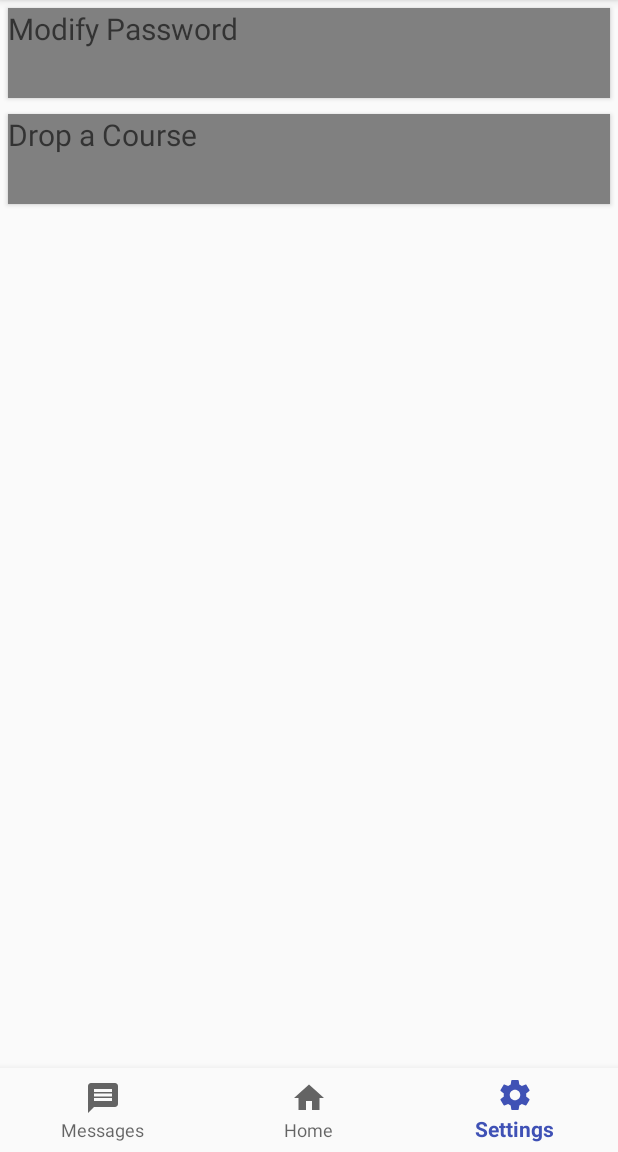
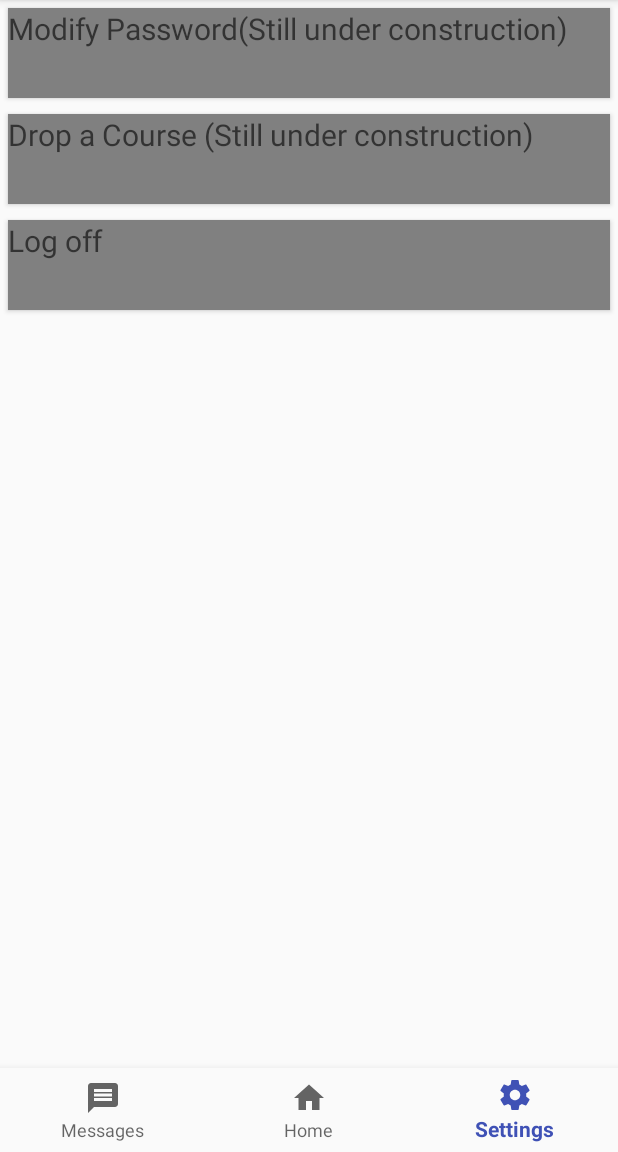
Before and after one commit to startbin90/CSC301-AnonClass, an Android app: the AnonClassActivity screen opened directly, with no data from a screen before it, item 3 of the bottom bar chosen, on a phone screen of 412 x 824 dp, the part 84-1236 px from its top. Run offline under Robolectric (Android 15) with nearby library versions, the phone set to English and light mode, and no system bars; 3 statements that could not run were skipped.

Commit message:
update for demo

```diff
--- a/AnonClass/app/src/main/java/edu/toronto/csc301/anonclass/ChatRoomFragment.java
+++ b/AnonClass/app/src/main/java/edu/toronto/csc301/anonclass/ChatRoomFragment.java
@@ -46,7 +46,7 @@ public class ChatRoomFragment extends Fragment {
             Context context = view.getContext();
             RecyclerView recyclerView = (RecyclerView) found;
             recyclerView.setLayoutManager(new LinearLayoutManager(context));
-            adapter = new mQuestionRecyclerViewAdapter(mListener.requestQuestions(), mListener);
+            adapter = new mQuestionRecyclerViewAdapter(mListener.getUserEmail(), mListener.requestQuestions(), mListener);
             recyclerView.setAdapter(adapter);
 
         }
@@ -92,5 +92,6 @@ public class ChatRoomFragment extends Fragment {
     public interface OnChatRoomFragmentInteractionListener {
         void onSendClicked(String question);
         List<Question> requestQuestions();
+        String getUserEmail();
     }
 }
--- a/AnonClass/app/src/main/java/edu/toronto/csc301/anonclass/InClassActivity.java
+++ b/AnonClass/app/src/main/java/edu/toronto/csc301/anonclass/InClassActivity.java
@@ -131,6 +131,11 @@ public class InClassActivity extends AppCompatActivity
         return questions;
     }
 
+    @Override
+    public String getUserEmail() {
+        return user.getEmail();
+    }
+
 
     @Override
     public void onListFragmentInteraction(FileItem file) {
--- a/AnonClass/app/src/main/java/edu/toronto/csc301/anonclass/LoginActivity.java
+++ b/AnonClass/app/src/main/java/edu/toronto/csc301/anonclass/LoginActivity.java
@@ -47,7 +47,7 @@ import static android.Manifest.permission.READ_CONTACTS;
  */
 public class LoginActivity extends AppCompatActivity implements LoaderCallbacks<Cursor> {
 
-    public static final int DEBUG = 1;
+    public static final int DEBUG = 0;
     /**
      * Id to identity READ_CONTACTS permission request.
      */
--- a/AnonClass/app/src/main/java/edu/toronto/csc301/anonclass/SettingsFragment.java
+++ b/AnonClass/app/src/main/java/edu/toronto/csc301/anonclass/SettingsFragment.java
@@ -1,12 +1,16 @@
 package edu.toronto.csc301.anonclass;
 
 import android.content.Context;
+import android.content.DialogInterface;
 import android.net.Uri;
 import android.os.Bundle;
+import android.support.design.widget.BottomSheetDialogFragment;
 import android.support.v4.app.Fragment;
+import android.support.v7.app.AlertDialog;
 import android.view.LayoutInflater;
 import android.view.View;
 import android.view.ViewGroup;
+import android.widget.Button;
 
 
 /**
@@ -28,14 +32,29 @@ public class SettingsFragment extends Fragment {
     public View onCreateView(LayoutInflater inflater, ViewGroup container,
                              Bundle savedInstanceState) {
         // Inflate the layout for this fragment
-        return inflater.inflate(R.layout.fragment_settings, container, false);
-    }
-
-
-    public void onButtonPressed(Uri uri) {
-        if (mListener != null) {
-            mListener.onSettingsFragmentInteraction(uri);
-        }
+        View view = inflater.inflate(R.layout.fragment_settings, container, false);
+        Button logoff =  view.findViewById(R.id.logoff);
+        logoff.setOnClickListener(new View.OnClickListener() {
+            @Override
+            public void onClick(View v) {
+                AlertDialog alertDialog = new AlertDialog.Builder(getContext()).create();
+                alertDialog.setMessage("Join this class?");
+                alertDialog.setButton(AlertDialog.BUTTON_NEGATIVE, "Cancel",
+                        new DialogInterface.OnClickListener() {
+                            public void onClick(DialogInterface dialog, int which) {
+                                dialog.dismiss();
+                            }
+                        });
+                alertDialog.setButton(AlertDialog.BUTTON_POSITIVE, "OK",
+                        new DialogInterface.OnClickListener() {
+                            public void onClick(DialogInterface dialog, int which) {
+                                mListener.onSettingsFragmentRequestLogOff();
+                            }
+                        });
+                alertDialog.show();
+            }
+        });
+        return view;
     }
 
     @Override
@@ -66,6 +85,6 @@ public class SettingsFragment extends Fragment {
      * >Communicating with Other Fragments</a> for more information.
      */
     public interface OnSettingsFragmentInteractionListener {
-        void onSettingsFragmentInteraction(Uri uri);
+        void onSettingsFragmentRequestLogOff();
     }
 }
--- a/AnonClass/app/src/main/java/edu/toronto/csc301/anonclass/util/PassingData.java
+++ b/AnonClass/app/src/main/java/edu/toronto/csc301/anonclass/util/PassingData.java
@@ -18,7 +18,7 @@ import java.util.HashMap;
 */
 public class PassingData {
 
-    private static final String host = "192.168.0.15";
+    private static final String host = "100.64.170.81";
     private static final int portNumber = 30000;
 
     private static Gson gson = new GsonBuilder().create();
--- a/AnonClass/app/src/main/res/layout/fragment_settings.xml
+++ b/AnonClass/app/src/main/res/layout/fragment_settings.xml
@@ -33,5 +33,18 @@
         android:background="@color/dividerGrey">
 
     </Button>
+    <Button
+        android:id="@+id/logoff"
+        android:layout_width="match_parent"
+        android:layout_height="60dp"
+        android:layout_margin="5dp"
+        android:orientation="horizontal"
+        android:gravity=""
+        android:text="@string/logoff"
+        android:textSize="20sp"
+        android:textAppearance="@style/Base.TextAppearance.AppCompat.Medium"
+        android:background="@color/dividerGrey">
+
+    </Button>
 
 </LinearLayout>
--- a/AnonClass/app/src/main/res/values/strings.xml
+++ b/AnonClass/app/src/main/res/values/strings.xml
@@ -50,6 +50,7 @@
     <string name="section_format">Hello World from section: %1$d</string>
     <string name="room">Room</string>
     <string name="title_activity_get_location">Map</string>
-    <string name="modify_password">Modify Password</string>
-    <string name="drop_a_course">Drop a Course</string>
+    <string name="modify_password">Modify Password(Still under construction)</string>
+    <string name="drop_a_course">Drop a Course (Still under construction)</string>
+    <string name="logoff">Log off</string>
 </resources>
```
Also changed, not shown: AnonClass/app/src/main/java/edu/toronto/csc301/anonclass/AnonClassActivity.java (+6 -2 lines), AnonClass/app/src/main/java/edu/toronto/csc301/anonclass/ClassStarterFragment.java (+7 -1 lines), AnonClass/app/src/main/java/edu/toronto/csc301/anonclass/mQuestionRecyclerViewAdapter.java (+30 -4 lines), AnonClass/app/src/main/res/layout/sender_message_style.xml (added, +55 -0 lines).
